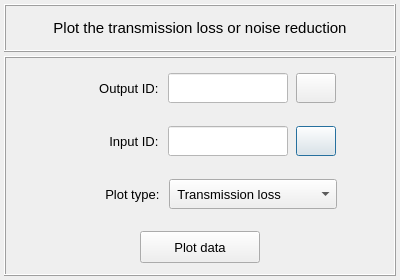
This is vibra/interface/data/ui_files/plots/acoustic/plot_transmission_loss.ui in MOPT-UFSC/VIBRA as Qt 5 draws it before an edit. The edited form follows.
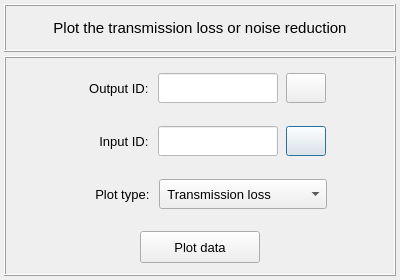
This is the edited form. Icons and pictures are not drawn.

What changed in the file:
```diff
--- a/vibra/interface/data/ui_files/plots/acoustic/plot_transmission_loss.ui
+++ b/vibra/interface/data/ui_files/plots/acoustic/plot_transmission_loss.ui
@@ -264,13 +264,13 @@
           <widget class="QLabel" name="label_2">
            <property name="minimumSize">
             <size>
-             <width>100</width>
+             <width>80</width>
              <height>30</height>
             </size>
            </property>
            <property name="maximumSize">
             <size>
-             <width>100</width>
+             <width>80</width>
              <height>30</height>
             </size>
            </property>
@@ -420,13 +420,13 @@
           <widget class="QLabel" name="label_15">
            <property name="minimumSize">
             <size>
-             <width>100</width>
+             <width>80</width>
              <height>30</height>
             </size>
            </property>
            <property name="maximumSize">
             <size>
-             <width>100</width>
+             <width>80</width>
              <height>30</height>
             </size>
            </property>
@@ -627,13 +627,13 @@
           <widget class="QLabel" name="label_10">
            <property name="minimumSize">
             <size>
-             <width>100</width>
+             <width>80</width>
              <height>30</height>
             </size>
            </property>
            <property name="maximumSize">
             <size>
-             <width>100</width>
+             <width>80</width>
              <height>30</height>
             </size>
            </property>
```
